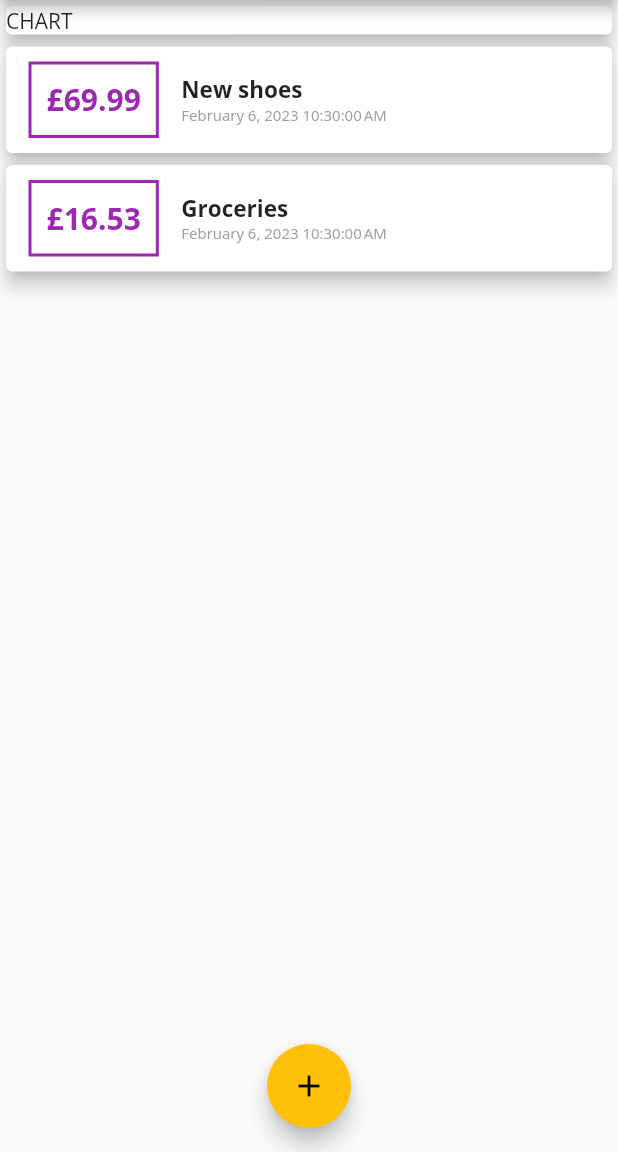
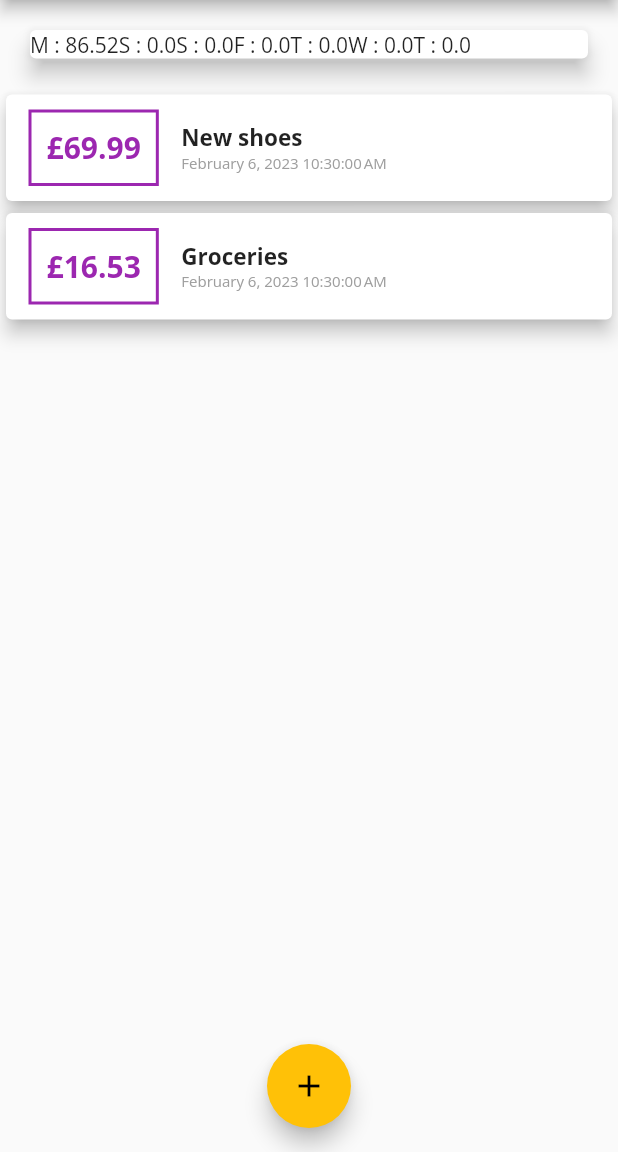
Before and after one commit to AminaB/tutoFlutter, a Flutter app: the screen it shows after launch, on a phone screen of 412 x 824 dp, the part 84-1236 px from its top. Run offline on Flutter 3.47's test engine with Material 2 defaults, Android fonts, the phone set to English and light mode, and no system bars; missing offline and left inert: dart:ffi.

```diff
--- a/lib/main.dart
+++ b/lib/main.dart
@@ -1,4 +1,7 @@
+import 'dart:ffi';
+
 import 'package:flutter/material.dart';
+import 'package:tuto_flutter/widgets/chart.dart';
 import 'package:tuto_flutter/widgets/new_transaction.dart';
 import 'package:tuto_flutter/widgets/transaction_list.dart';
 
@@ -45,6 +48,11 @@ void _addNewTransaction(String title,double amount){
     _userTransaction.add(newTx);
   });
 }
+List<Transaction> get _recentTransactions{
+  return _userTransaction.where((element) =>
+     element.date.isAfter(DateTime.now().subtract(Duration(days: 7)))
+  ).toList();
+}
 void _startAddNewTransaction(BuildContext ctx){
   showModalBottomSheet(context: ctx, builder: (bCtx){
     return Newtransaction(_addNewTransaction);
@@ -65,13 +73,7 @@ void _startAddNewTransaction(BuildContext ctx){
           mainAxisAlignment: MainAxisAlignment.start,
           crossAxisAlignment: CrossAxisAlignment.stretch,
           children: [
-            Container(
-              width: double.infinity,
-              child: Card(
-                child:Text('CHART'),
-                elevation: 5,
-              ),
-            ),
+            Chart(_recentTransactions),
             TransactionList(_userTransaction),
           ],
         ),
--- /dev/null
+++ b/lib/widgets/chart.dart
@@ -0,0 +1,44 @@
+import 'package:flutter/cupertino.dart';
+import 'package:flutter/material.dart';
+import 'package:intl/intl.dart';
+import 'package:tuto_flutter/models/transaction.dart';
+
+class Chart extends StatelessWidget {
+  final List<Transaction> recentTransactions;
+
+  Chart(this.recentTransactions);
+
+  List<Map<String,Object>> get groupedTransactionValues{
+    return List.generate(7,(index) {
+      final weekDay = DateTime.now().subtract(Duration(days: index));
+      double totalSum = 0.0;
+      for (var i = 0; i < recentTransactions.length; i++) {
+        if (recentTransactions[i].date.day == weekDay.day &&
+            recentTransactions[i].date.month == weekDay.month &&
+            recentTransactions[i].date.year == weekDay.year) {
+          totalSum += recentTransactions[i].amount;
+        }
+      }
+      print(totalSum);
+      return {
+        'day': DateFormat.E().format(weekDay).substring(0,1),
+        'amount': totalSum,
+      };
+    });
+  }
+  @override
+  Widget build(BuildContext context) {
+    print(groupedTransactionValues);
+    return Card(
+      elevation: 6,
+      margin: EdgeInsets.all(20),
+      child: Row(
+        children: groupedTransactionValues.map((data)=>
+        Text('${data['day']} : ${data['amount']}')
+        ).toList(),
+      ),
+
+
+    ) ;
+  }
+}
```
